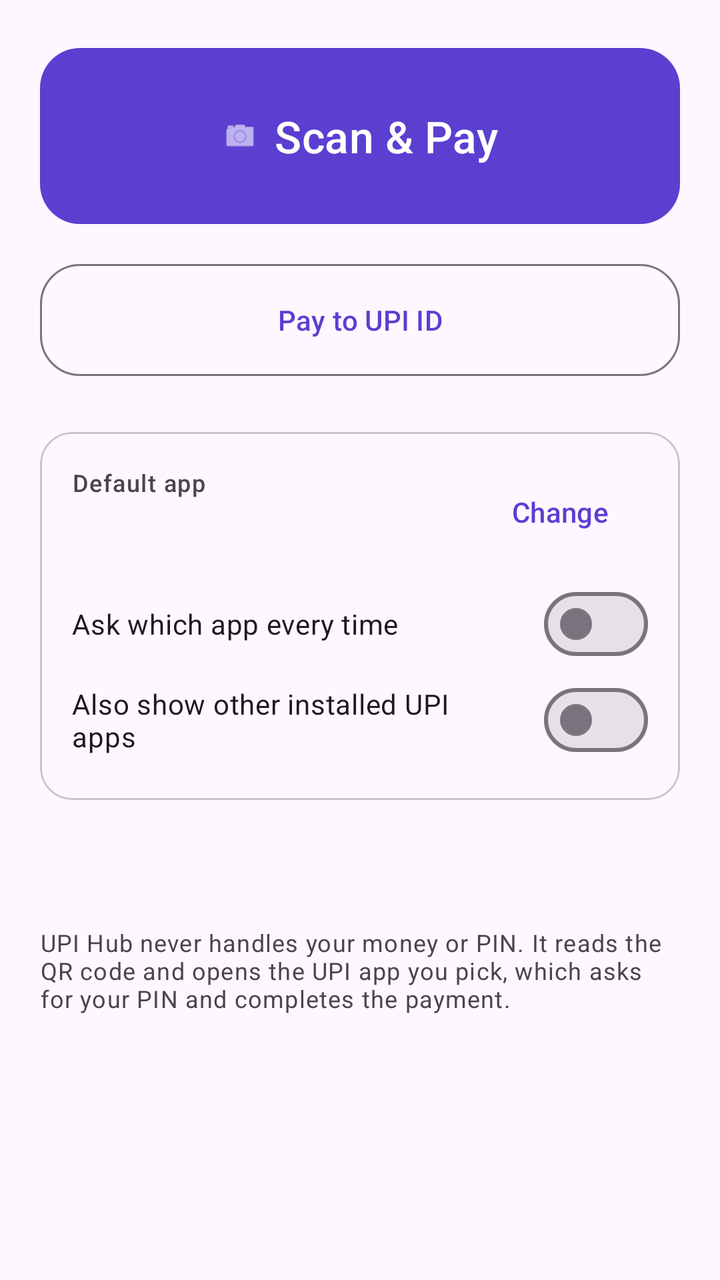
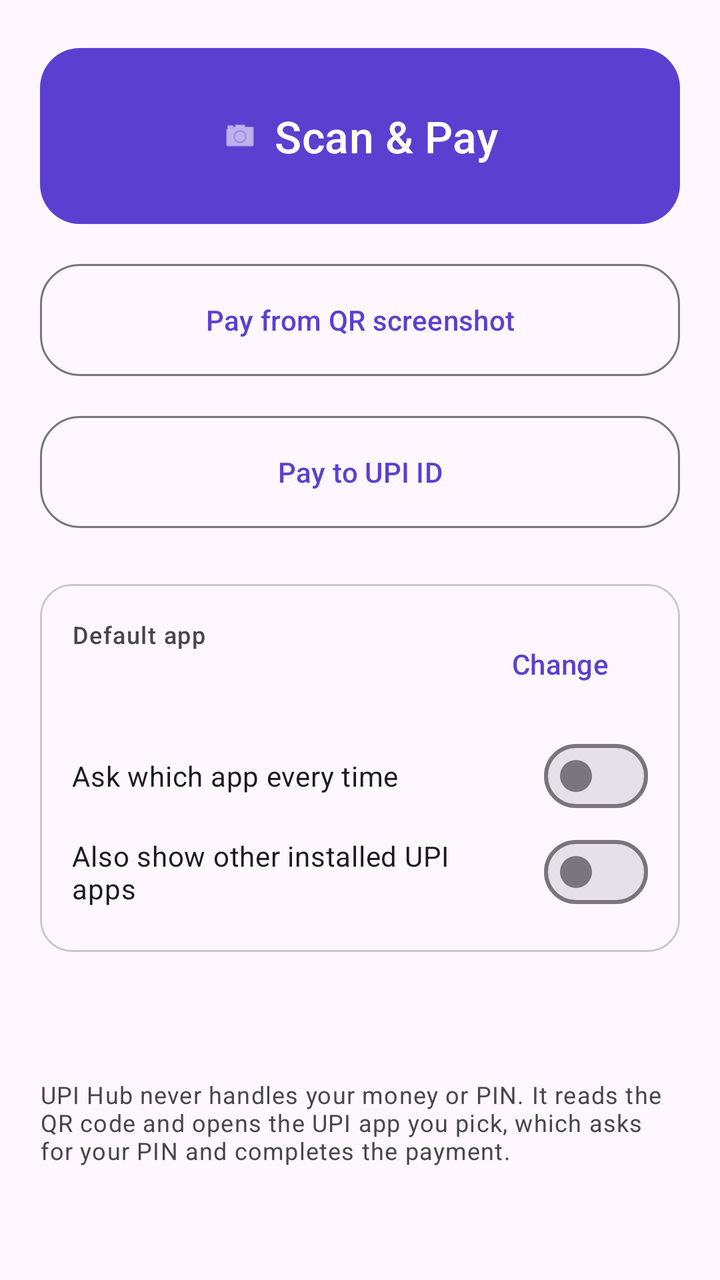

Before-and-after screenshots of an Android layout around one commit, followed by the original layout XML and the change that was made.
<!-- AndroidManifest.xml: application theme Theme.UpiHub -->
<!-- res/layout/activity_main.xml -->
<?xml version="1.0" encoding="utf-8"?>
<ScrollView xmlns:android="http://schemas.android.com/apk/res/android"
    xmlns:app="http://schemas.android.com/apk/res-auto"
    android:layout_width="match_parent"
    android:layout_height="match_parent">

    <LinearLayout
        android:layout_width="match_parent"
        android:layout_height="wrap_content"
        android:orientation="vertical"
        android:padding="20dp">

        <com.google.android.material.button.MaterialButton
            android:id="@+id/scanButton"
            android:layout_width="match_parent"
            android:layout_height="96dp"
            android:text="@string/scan_and_pay"
            android:textSize="22sp"
            app:cornerRadius="20dp"
            app:icon="@android:drawable/ic_menu_camera"
            app:iconGravity="textStart" />

        <com.google.android.material.button.MaterialButton
            android:id="@+id/manualButton"
            style="@style/Widget.Material3.Button.OutlinedButton"
            android:layout_width="match_parent"
            android:layout_height="64dp"
            android:layout_marginTop="12dp"
            android:text="@string/pay_to_upi_id"
            app:cornerRadius="20dp" />

        <com.google.android.material.card.MaterialCardView
            android:layout_width="match_parent"
            android:layout_height="wrap_content"
            android:layout_marginTop="24dp"
            app:cardCornerRadius="16dp">

            <LinearLayout
                android:layout_width="match_parent"
                android:layout_height="wrap_content"
                android:orientation="vertical"
                android:padding="16dp">

                <LinearLayout
                    android:layout_width="match_parent"
                    android:layout_height="wrap_content"
                    android:gravity="center_vertical"
                    android:orientation="horizontal">

                    <LinearLayout
                        android:layout_width="0dp"
                        android:layout_height="wrap_content"
                        android:layout_weight="1"
                        android:orientation="vertical">

                        <TextView
                            android:layout_width="wrap_content"
                            android:layout_height="wrap_content"
                            android:text="@string/default_app"
                            android:textAppearance="?attr/textAppearanceLabelMedium" />

                        <TextView
                            android:id="@+id/defaultAppText"
                            android:layout_width="wrap_content"
                            android:layout_height="wrap_content"
                            android:textAppearance="?attr/textAppearanceTitleLarge" />
                    </LinearLayout>

                    <com.google.android.material.button.MaterialButton
                        android:id="@+id/changeDefaultButton"
                        style="@style/Widget.Material3.Button.TextButton"
                        android:layout_width="wrap_content"
                        android:layout_height="wrap_content"
                        android:text="@string/change" />
                </LinearLayout>

                <com.google.android.material.materialswitch.MaterialSwitch
                    android:id="@+id/alwaysAskSwitch"
                    android:layout_width="match_parent"
                    android:layout_height="wrap_content"
                    android:layout_marginTop="8dp"
                    android:text="@string/ask_every_time" />

                <com.google.android.material.materialswitch.MaterialSwitch
                    android:id="@+id/showOthersSwitch"
                    android:layout_width="match_parent"
                    android:layout_height="wrap_content"
                    android:text="@string/show_other_apps" />
            </LinearLayout>
        </com.google.android.material.card.MaterialCardView>

        <TextView
            android:id="@+id/installedText"
            android:layout_width="match_parent"
            android:layout_height="wrap_content"
            android:layout_marginTop="20dp"
            android:textAppearance="?attr/textAppearanceBodyMedium" />

        <TextView
            android:id="@+id/lastResultText"
            android:layout_width="match_parent"
            android:layout_height="wrap_content"
            android:layout_marginTop="16dp"
            android:textAppearance="?attr/textAppearanceBodyMedium"
            android:visibility="gone" />

        <TextView
            android:layout_width="match_parent"
            android:layout_height="wrap_content"
            android:layout_marginTop="24dp"
            android:text="@string/disclaimer"
            android:textAppearance="?attr/textAppearanceBodySmall" />
    </LinearLayout>
</ScrollView>
<!-- resources referenced by this layout -->
<resources>
  <string name="ask_every_time">Ask which app every time</string>
  <string name="change">Change</string>
  <string name="default_app">Default app</string>
  <string name="disclaimer">UPI Hub never handles your money or PIN. It reads the QR code and opens the UPI app you pick, which asks for your PIN and completes the payment.</string>
  <string name="pay_to_upi_id">Pay to UPI ID</string>
  <string name="scan_and_pay">Scan &amp; Pay</string>
  <string name="show_other_apps">Also show other installed UPI apps</string>
  <style name="Theme.UpiHub" parent="Theme.Material3.DayNight">
          <item name="colorPrimary">#5B3FD1</item>
          <item name="colorOnPrimary">#FFFFFF</item>
          <item name="colorSecondary">#00A884</item>
      </style>
</resources>

<!-- the commit's change to res/layout/activity_main.xml (unified diff, before → after) -->
@@ -19,6 +19,15 @@
             app:cornerRadius="20dp"
             app:icon="@android:drawable/ic_menu_camera"
             app:iconGravity="textStart" />
+
+        <com.google.android.material.button.MaterialButton
+            android:id="@+id/galleryButton"
+            style="@style/Widget.Material3.Button.OutlinedButton"
+            android:layout_width="match_parent"
+            android:layout_height="64dp"
+            android:layout_marginTop="12dp"
+            android:text="@string/scan_from_gallery"
+            app:cornerRadius="20dp" />
 
         <com.google.android.material.button.MaterialButton
             android:id="@+id/manualButton"
<!-- resource entries referenced after the edit -->
@@ -6,6 +6,7 @@
   <string name="disclaimer">UPI Hub never handles your money or PIN. It reads the QR code and opens the UPI app you pick, which asks for your PIN and completes the payment.</string>
   <string name="pay_to_upi_id">Pay to UPI ID</string>
   <string name="scan_and_pay">Scan &amp; Pay</string>
+  <string name="scan_from_gallery">Pay from QR screenshot</string>
   <string name="show_other_apps">Also show other installed UPI apps</string>
   <style name="Theme.UpiHub" parent="Theme.Material3.DayNight">
           <item name="colorPrimary">#5B3FD1</item>
